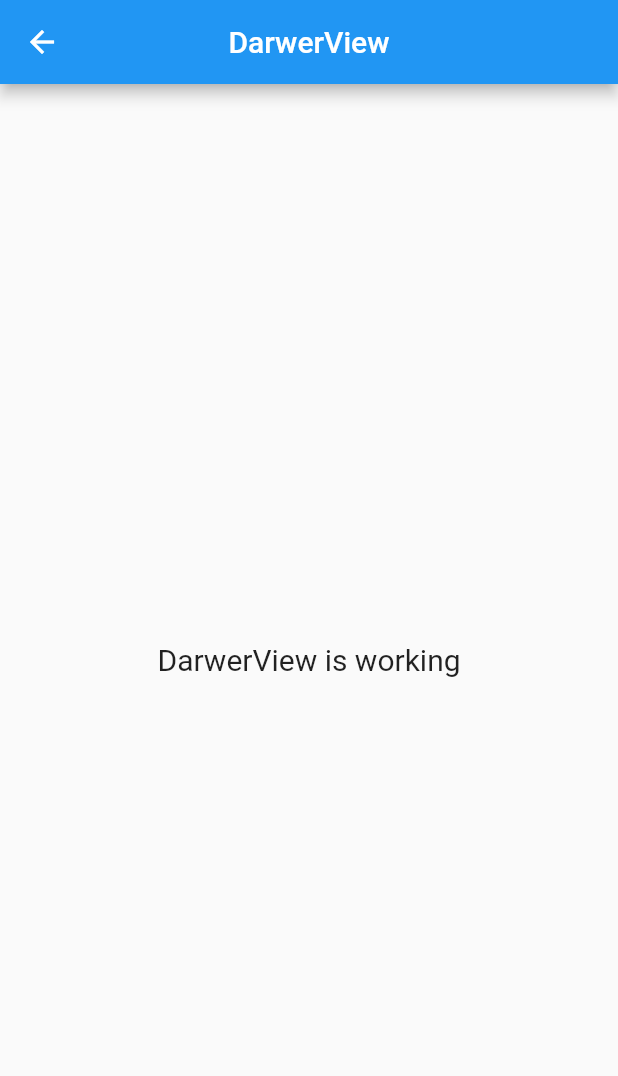
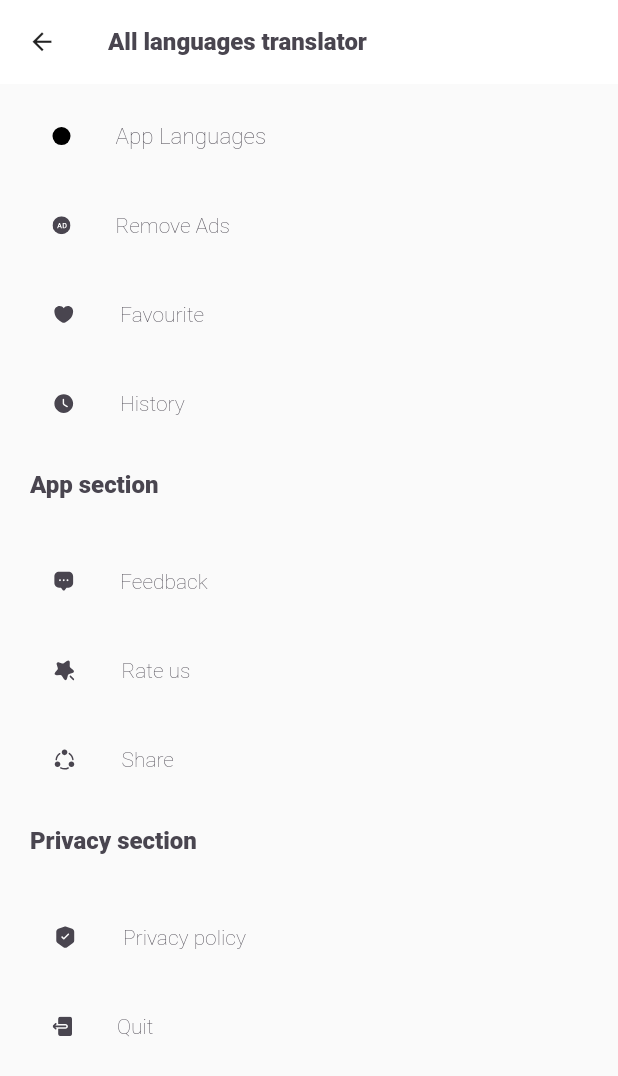
Before and after one commit to sharyer-Ilyas-Khan/Multi_Translator, a Flutter app: the screen it shows after launch, after a tap on an icon or button, on a phone screen of 412 x 824 dp. Shown: the top 1076 px of the screen. Run offline on Flutter 3.47's test engine with Material 2 defaults, Android fonts, the phone set to English and light mode, and no system bars; our stand-ins replace flutter_svg, get; Roboto replaces fonts that are missing (robob, robor).

Commit message:
input text style

```diff
--- a/lib/app/data/text_style.dart
+++ b/lib/app/data/text_style.dart
@@ -35,6 +35,20 @@ const fromHintStyle=TextStyle(
     fontFamily: "robor",
     fontWeight: FontWeight.w900,
     letterSpacing: 0.0
+);
+const  textInputStyle=TextStyle(
+    fontSize: 40,
+    color:Colors.black87,
+    fontFamily: "robor",
+    fontWeight: FontWeight.w900,
+    letterSpacing: 0.0
+);
+const  textInputStyleTo=TextStyle(
+    fontSize: 40,
+    color:Colors.white,
+    fontFamily: "robor",
+    fontWeight: FontWeight.w900,
+    letterSpacing: 1.0
 );
 const  fromTextStyle=TextStyle(
     fontSize: 15,
@@ -99,3 +113,24 @@ const languageTitle=TextStyle(
     fontWeight: FontWeight.w900,
     letterSpacing: 1.0
 );
+const appBarDrawer=TextStyle(
+    fontSize: 16,
+    color:AppColors.appBarIconColor,
+    fontFamily: "robor",
+    fontWeight: FontWeight.w900,
+    letterSpacing: 0.0
+);
+const drawerOptions=TextStyle(
+    fontSize: 14,
+    color:AppColors.appBarIconColor,
+    fontFamily: "robob",
+    fontWeight: FontWeight.w100,
+    letterSpacing: 0.0
+);
+const drawerLangOptions=TextStyle(
+    fontSize: 15,
+    color:AppColors.appBarIconColor,
+    fontFamily: "robob",
+    fontWeight: FontWeight.w100,
+    letterSpacing: 0.0
+);
--- a/lib/app/modules/darwer/bindings/darwer_binding.dart
+++ b/lib/app/modules/darwer/bindings/darwer_binding.dart
@@ -5,8 +5,6 @@ import '../controllers/darwer_controller.dart';
 class DarwerBinding extends Bindings {
   @override
   void dependencies() {
-    Get.lazyPut<DarwerController>(
-      () => DarwerController(),
-    );
+    Get.put( DarwerController());
   }
 }
--- a/lib/app/modules/darwer/controllers/darwer_controller.dart
+++ b/lib/app/modules/darwer/controllers/darwer_controller.dart
@@ -1,9 +1,7 @@
 import 'package:get/get.dart';
 
 class DarwerController extends GetxController {
-  //TODO: Implement DarwerController
 
-  final count = 0.obs;
   @override
   void onInit() {
     super.onInit();
@@ -19,5 +17,4 @@ class DarwerController extends GetxController {
     super.onClose();
   }
 
-  void increment() => count.value++;
 }
--- a/lib/app/modules/darwer/views/darwer_view.dart
+++ b/lib/app/modules/darwer/views/darwer_view.dart
@@ -1,6 +1,9 @@
 import 'package:flutter/material.dart';
+import 'package:flutter_svg/svg.dart';
 
 import 'package:get/get.dart';
+import 'package:translator/app/data/text_style.dart';
+import 'package:translator/app/modules/darwer/views/drawer_option.dart';
 
 import '../controllers/darwer_controller.dart';
 
@@ -8,17 +11,58 @@ class DarwerView extends GetView<DarwerController> {
   const DarwerView({Key? key}) : super(key: key);
   @override
   Widget build(BuildContext context) {
-    return Scaffold(
-      appBar: AppBar(
-        title: const Text('DarwerView'),
-        centerTitle: true,
-      ),
-      body: Center(
-        child: Text(
-          'DarwerView is working',
-          style: TextStyle(fontSize: 20),
+    return  Scaffold(
+        appBar: AppBar(
+          backgroundColor: Colors.white,
+          centerTitle: false,
+          elevation: 0.0,
+          iconTheme: const IconThemeData(
+            color: Colors.black87,
+            size: 19,
+          ),
+          title: const  Text("All languages translator",style: appBarDrawer,),
         ),
-      ),
+      body: ListView(
+        children:  [
+        Padding(
+          padding: const EdgeInsets.only(left: 35.0,right: 18.0,top: 10.0),
+          child: SizedBox(
+            height: Get.height*0.06,
+            child: Row(
+              children: [
+                Container(
+                  height: 12,width: 12,
+                  decoration: BoxDecoration(
+                    color: Colors.black,
+                    shape: BoxShape.circle
+                  ),
+                ),
+                const SizedBox(width: 30),
+                Text("App Languages",style: drawerLangOptions,)
+              ],
+            ),
+          ),
+        ),
+          DrawerOption(icon: "removeads",text: "Remove Ads"),
+             DrawerOption(icon: "fav",text: "Favourite"),
+             DrawerOption(icon: "history",text: "History"),
+          Padding(
+            padding:  EdgeInsets.all(20.0),
+            child: Text("App section",style: appBarDrawer,),
+          ),
+          DrawerOption(icon: "feedback",text: "Feedback"),
+          DrawerOption(icon: "rateus",text: "Rate us"),
+          DrawerOption(icon: "share",text: "Share"),
+          Padding(
+            padding:  EdgeInsets.all(20.0),
+            child: Text("Privacy section",style: appBarDrawer,),
+          ),
+          DrawerOption(icon: "privacy",text: "Privacy policy"),
+          DrawerOption(icon: "quit",text: "Quit"),
+
+
+        ],
+      )
     );
   }
 }
--- /dev/null
+++ b/lib/app/modules/darwer/views/drawer_option.dart
@@ -0,0 +1,28 @@
+import 'package:flutter/material.dart';
+import 'package:flutter_svg/flutter_svg.dart';
+import 'package:get/get.dart';
+import 'package:translator/app/data/text_style.dart';
+
+
+class DrawerOption extends StatelessWidget {
+  final String? icon;
+  final String? text;
+  const DrawerOption({Key? key,this.icon,this.text}) : super(key: key);
+
+  @override
+  Widget build(BuildContext context) {
+    return Padding(
+      padding: const EdgeInsets.only(left: 35.0,right: 18.0,top: 10.0),
+      child: SizedBox(
+            height: Get.height*0.06,
+        child: Row(
+          children: [
+            SvgPicture.asset("Assets/svg/${icon}.svg"),
+            const SizedBox(width: 30),
+            Text(text!,style: drawerOptions,)
+          ],
+        ),
+      ),
+    );
+  }
+}
--- a/lib/app/modules/multi_translator/views/from_text_area.dart
+++ b/lib/app/modules/multi_translator/views/from_text_area.dart
@@ -20,14 +20,19 @@ class FromTextArea extends StatelessWidget {
         child: Column(
           crossAxisAlignment: CrossAxisAlignment.start,
           children:  [
-            const TextField(
+            SizedBox(
+              height: Get.height*0.13,
+              width: Get.width*0.9,
+              child: const TextField(
                 maxLines: 5,
                 minLines: 5,
+                style: textInputStyle,
                 keyboardType: TextInputType.emailAddress,
                 decoration: InputDecoration(
                   border: InputBorder.none,
                   hintText: "Enter Text Here",
                   hintStyle:fromHintStyle
+                ),
               ),
             ),
             const Padding(
--- a/lib/app/modules/multi_translator/views/to_text_area.dart
+++ b/lib/app/modules/multi_translator/views/to_text_area.dart
@@ -20,14 +20,19 @@ class ToTextArea extends StatelessWidget {
         child: Column(
           crossAxisAlignment: CrossAxisAlignment.start,
           children:  [
-            const TextField(
+            SizedBox(
+              height: Get.height*0.13,
+              width: Get.width*0.9,
+              child: const TextField(
                 maxLines: 5,
                 minLines: 5,
+                style: textInputStyleTo,
                 keyboardType: TextInputType.emailAddress,
                 decoration: InputDecoration(
                     border: InputBorder.none,
                     hintText: "....",
                     hintStyle:toHintStyle,
+                ),
               ),
             ),
             const Padding(
--- a/lib/app/modules/uni_translator/views/from_text_area.dart
+++ b/lib/app/modules/uni_translator/views/from_text_area.dart
@@ -20,14 +20,19 @@ class FromTextArea extends StatelessWidget {
         child: Column(
           crossAxisAlignment: CrossAxisAlignment.start,
           children:  [
-            const TextField(
+            SizedBox(
+              height: Get.height*0.13,
+              width: Get.width*0.9,
+              child: const TextField(
                 maxLines: 5,
                 minLines: 5,
+                style: textInputStyle,
                 keyboardType: TextInputType.emailAddress,
                 decoration: InputDecoration(
                   border: InputBorder.none,
                   hintText: "Enter Text Here",
                   hintStyle:fromHintStyle
+                ),
               ),
             ),
             const Padding(
--- a/lib/app/modules/uni_translator/views/to_text_area.dart
+++ b/lib/app/modules/uni_translator/views/to_text_area.dart
@@ -20,14 +20,19 @@ class ToTextArea extends StatelessWidget {
         child: Column(
           crossAxisAlignment: CrossAxisAlignment.start,
           children:  [
-            const TextField(
+            SizedBox(
+              height: Get.height*0.13,
+              width: Get.width*0.9,
+              child: const TextField(
                 maxLines: 5,
                 minLines: 5,
+                style: textInputStyleTo,
                 keyboardType: TextInputType.emailAddress,
                 decoration: InputDecoration(
                     border: InputBorder.none,
                     hintText: "....",
                     hintStyle:toHintStyle,
+                ),
               ),
             ),
             const Padding(
--- a/lib/app/modules/voice_translator/views/from_text_area.dart
+++ b/lib/app/modules/voice_translator/views/from_text_area.dart
@@ -20,13 +20,18 @@ class FromTextArea extends StatelessWidget {
         child: Column(
           crossAxisAlignment: CrossAxisAlignment.start,
           children:  [
-            const TextField(
+            SizedBox(
+              height: Get.height*0.13,
+              width: Get.width*0.9,
+              child: const TextField(
                 maxLines: 5,
                 minLines: 5,
+                style: textInputStyle,
                 decoration: InputDecoration(
                   border: InputBorder.none,
                   hintText: "Please tap to speak",
                   hintStyle:fromHintStyle
+                ),
               ),
             ),
             const Padding(
--- a/lib/app/modules/voice_translator/views/to_text_area.dart
+++ b/lib/app/modules/voice_translator/views/to_text_area.dart
@@ -20,13 +20,18 @@ class ToTextArea extends StatelessWidget {
         child: Column(
           crossAxisAlignment: CrossAxisAlignment.start,
           children:  [
-            const TextField(
+            SizedBox(
+              height: Get.height*0.13,
+              width: Get.width*0.9,
+              child: const TextField(
                 maxLines: 5,
                 minLines: 5,
+                style: textInputStyleTo,
                 decoration: InputDecoration(
                     border: InputBorder.none,
                     hintText: "....",
                     hintStyle:toHintStyle,
+                ),
               ),
             ),
             const Padding(
```
Also changed, not shown: Assets/svg/privacy.png (deleted), Assets/svg/share.svg (added). Lines whose indentation alone changed are shown as unchanged.
